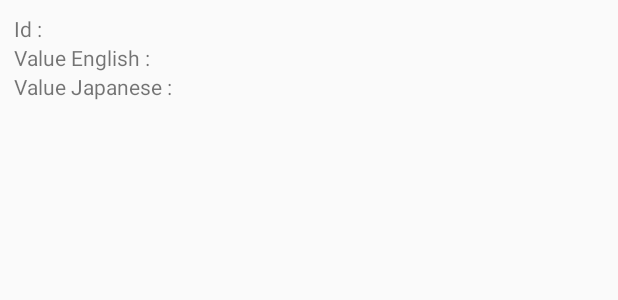
After one commit to FamilyVN/DatabaseHelper, an Android app: the layout item_search.xml on its own in the app's theme, with its tools: preview values and no code run, on a phone screen of 412 x 824 dp. The commit adds this screen. Shown: the top 300 px of the screen. Run offline under Robolectric (Android 15) with nearby library versions, the phone set to English and light mode, and no system bars; network calls fail.

Commit message:
ref Task 6 add demo

```diff
--- a/app/src/main/res/layout/activity_main.xml
+++ b/app/src/main/res/layout/activity_main.xml
@@ -5,11 +5,14 @@
     xmlns:tools="http://schemas.android.com/tools"
     android:layout_width="match_parent"
     android:layout_height="match_parent"
+    android:orientation="vertical"
     tools:context="com.example.tuananh.databasehelper.MainActivity">
 
     <TextView
         android:layout_width="wrap_content"
         android:layout_height="wrap_content"
+        android:layout_gravity="center_horizontal"
+        android:layout_margin="@dimen/margin_padding_8"
         android:text="@string/text_test_data_load"/>
 
     <android.support.v7.widget.RecyclerView
--- /dev/null
+++ b/app/src/main/res/layout/item_search.xml
@@ -0,0 +1,64 @@
+<?xml version="1.0" encoding="utf-8"?>
+<LinearLayout xmlns:android="http://schemas.android.com/apk/res/android"
+              android:layout_width="match_parent"
+              android:layout_height="wrap_content"
+              android:layout_margin="@dimen/margin_padding_8"
+              android:orientation="vertical">
+
+    <LinearLayout
+        android:layout_width="match_parent"
+        android:layout_height="wrap_content"
+        android:orientation="horizontal">
+
+        <TextView
+            android:layout_width="wrap_content"
+            android:layout_height="wrap_content"
+            android:text="@string/text_test_id"
+            android:textSize="@dimen/text_size_14"/>
+
+        <TextView
+            android:id="@+id/text_id"
+            android:layout_width="wrap_content"
+            android:layout_height="wrap_content"
+            android:layout_marginLeft="@dimen/margin_padding_8"
+            android:textSize="@dimen/text_size_14"/>
+    </LinearLayout>
+
+    <LinearLayout
+        android:layout_width="match_parent"
+        android:layout_height="wrap_content"
+        android:orientation="horizontal">
+
+        <TextView
+            android:layout_width="wrap_content"
+            android:layout_height="wrap_content"
+            android:text="@string/text_test_value_en"
+            android:textSize="@dimen/text_size_14"/>
+
+        <TextView
+            android:id="@+id/text_value_en"
+            android:layout_width="wrap_content"
+            android:layout_height="wrap_content"
+            android:layout_marginLeft="@dimen/margin_padding_8"
+            android:textSize="@dimen/text_size_14"/>
+    </LinearLayout>
+
+    <LinearLayout
+        android:layout_width="match_parent"
+        android:layout_height="wrap_content"
+        android:orientation="horizontal">
+
+        <TextView
+            android:layout_width="wrap_content"
+            android:layout_height="wrap_content"
+            android:text="@string/text_test_value_ja"
+            android:textSize="@dimen/text_size_14"/>
+
+        <TextView
+            android:id="@+id/text_value_ja"
+            android:layout_width="wrap_content"
+            android:layout_height="wrap_content"
+            android:layout_marginLeft="@dimen/margin_padding_8"
+            android:textSize="@dimen/text_size_14"/>
+    </LinearLayout>
+</LinearLayout>
--- a/app/src/main/res/values/dimens.xml
+++ b/app/src/main/res/values/dimens.xml
@@ -1,4 +1,5 @@
 <resources>
-    <dimen name="activity_horizontal_margin">16dp</dimen>
+    <dimen name="margin_padding_8">9dp</dimen>
     <dimen name="activity_vertical_margin">16dp</dimen>
+    <dimen name="text_size_14">14sp</dimen>
 </resources>
--- a/app/src/main/res/values/strings.xml
+++ b/app/src/main/res/values/strings.xml
@@ -1,4 +1,7 @@
 <resources>
     <string name="app_name">DatabaseHelper</string>
     <string name="text_test_data_load">Test data load</string>
+    <string name="text_test_id">Id :</string>
+    <string name="text_test_value_en">Value English :</string>
+    <string name="text_test_value_ja">Value Japanese :</string>
 </resources>
```
Also changed, not shown: app/src/main/java/com/example/tuananh/databasehelper/MainActivity.java (+28 -0 lines), app/src/main/java/com/example/tuananh/databasehelper/adapter/SearchRecyclerAdapter.java (+16 -3 lines).
